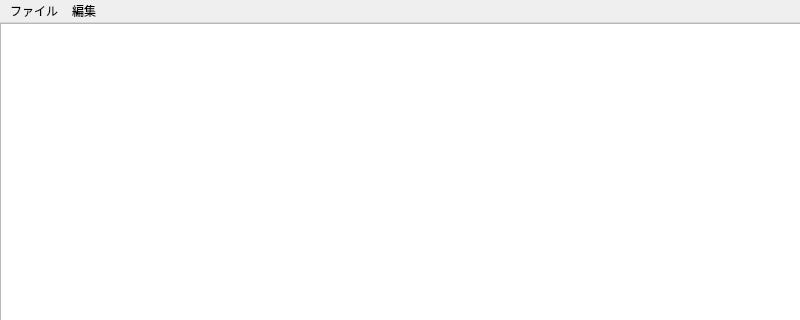
Qt form mainWindow.ui (kazu025/PySide6-Notepad) before a commit; both pictures show x 0 to 800 and y 0 to 320 of the 800 by 600 pixel window.
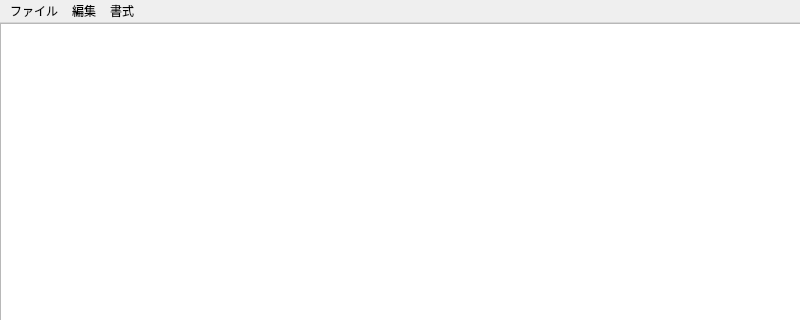
The same form after that commit.

```diff
--- a/mainWindow.ui
+++ b/mainWindow.ui
@@ -60,8 +60,15 @@
     <addaction name="actionFind"/>
     <addaction name="actionFindNext"/>
    </widget>
+   <widget class="QMenu" name="menu_3">
+    <property name="title">
+     <string>書式</string>
+    </property>
+    <addaction name="actionFont"/>
+   </widget>
    <addaction name="menu"/>
    <addaction name="menu_2"/>
+   <addaction name="menu_3"/>
   </widget>
   <widget class="QStatusBar" name="statusbar"/>
   <action name="actionNew">
```
Left out of the diff: 5 changed lines with no effect on the pictures.
